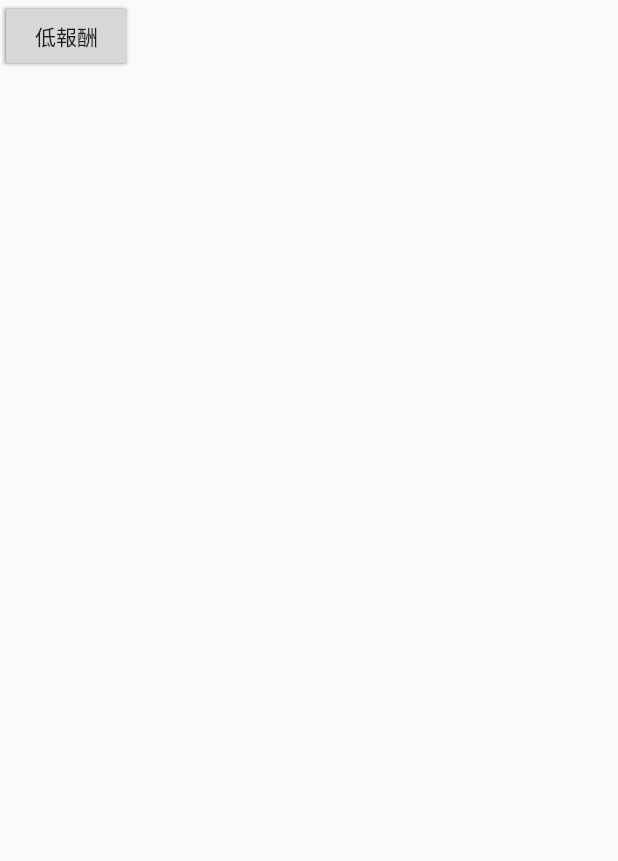
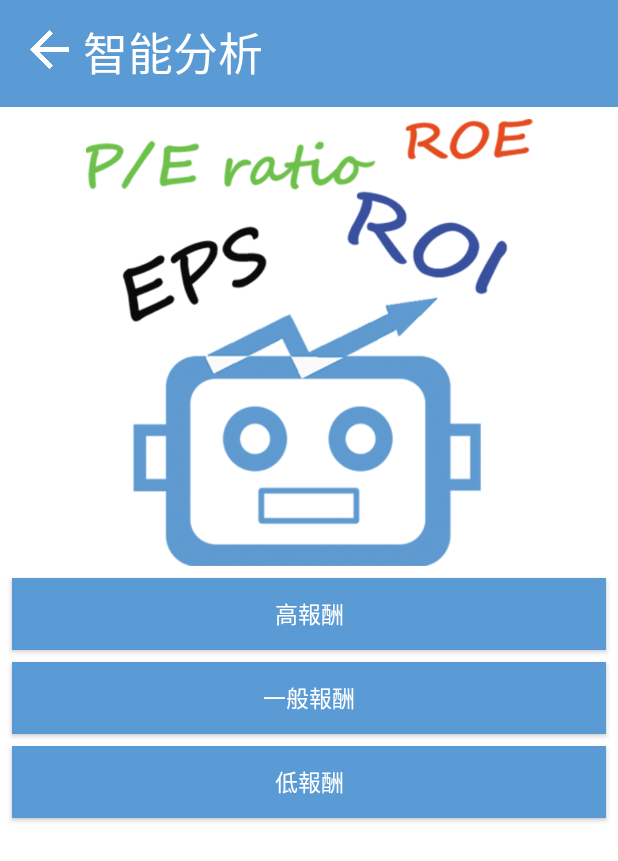
Before and after one commit to yishantsai13/Stockbot, an Android app: the selectStock screen opened directly, with no data from a screen before it, on a phone screen of 412 x 824 dp. Shown: the top 861 px of the screen. Run offline under Robolectric (Android 15) with nearby library versions, the phone set to English and light mode, and no system bars; our stand-ins replace Firebase (no records; nobody signed in at launch, a user with empty details on screens opened directly).

Commit message:
select layout

```diff
--- a/app/src/main/AndroidManifest.xml
+++ b/app/src/main/AndroidManifest.xml
@@ -23,12 +23,12 @@
         </activity>
         <activity android:name=".news" />
         <activity android:name=".web" />
-        <activity
-            android:name=".navigation"
-            android:label="@string/title_activity_navigation"
-            android:theme="@style/AppTheme">
+        <!--<activity-->
+            <!--android:name=".navigation"-->
+            <!--android:label="@string/title_activity_navigation"-->
+            <!--android:theme="@style/AppTheme">-->
 
-        </activity>
+        <!--</activity>-->
         <activity android:name=".selectStock" />
         <!--<activity android:name=".BasicActivity"></activity>-->
     </application>
--- a/app/src/main/res/layout/activity_homepage.xml
+++ b/app/src/main/res/layout/activity_homepage.xml
@@ -111,7 +111,7 @@
         <TextView
             android:id="@+id/btnText_menu"
             style="@style/homepageButtonText"
-            android:text="@string/menuText"
+            android:text="智能分析"
             app:layout_constraintEnd_toEndOf="@+id/btn_select"
             app:layout_constraintStart_toStartOf="@+id/btn_select"
             app:layout_constraintTop_toBottomOf="@+id/btn_select" />
--- a/app/src/main/res/layout/activity_news.xml
+++ b/app/src/main/res/layout/activity_news.xml
@@ -48,7 +48,7 @@
     <ListView
         android:id="@+id/newslv"
         android:layout_width="0dp"
-        android:layout_height="460dp"
+        android:layout_height="wrap_content"
         app:layout_constraintBottom_toBottomOf="parent"
         app:layout_constraintStart_toStartOf="parent"
         app:layout_constraintTop_toBottomOf="@id/bar_news"
--- a/app/src/main/res/layout/activity_select_stock.xml
+++ b/app/src/main/res/layout/activity_select_stock.xml
@@ -4,29 +4,87 @@
     xmlns:tools="http://schemas.android.com/tools"
     android:layout_width="match_parent"
     android:layout_height="match_parent"
-    tools:context=".selectStock">
+    tools:context=".selectStock"
+    android:background="@color/white">
+
+    <LinearLayout
+        android:id="@+id/bar_select"
+        android:layout_width="match_parent"
+        android:layout_height="71dp"
+        android:background="@color/mainblue"
+        android:orientation="horizontal">
+
+        <ImageButton
+            android:id="@+id/back_home"
+            android:layout_width="45dp"
+            android:layout_height="30dp"
+            android:layout_marginLeft="10dp"
+            android:layout_marginTop="18dp"
+            android:adjustViewBounds="true"
+            android:background="@color/mainblue"
+            android:scaleType="centerInside"
+            android:src="@drawable/ic_back" />
+
+        <TextView
+            android:layout_width="wrap_content"
+            android:layout_height="70dp"
+            android:background="@color/mainblue"
+            android:paddingTop="12dp"
+            android:text="智能分析"
+            android:textColor="@color/white"
+            android:textSize="30sp" />
+
+
+    </LinearLayout>
+
+    <ImageView
+        android:id="@+id/content"
+        android:layout_width="match_parent"
+        android:layout_height="298dp"
+        android:layout_marginTop="8dp"
+        android:adjustViewBounds="true"
+        android:src="@drawable/content"
+        app:layout_constraintTop_toBottomOf="@id/bar_select" />
 
     <Button
         android:id="@+id/high"
-        android:layout_width="wrap_content"
+        android:layout_width="match_parent"
         android:layout_height="wrap_content"
+        android:layout_marginTop="8dp"
+        android:layout_marginLeft="8dp"
+        android:layout_marginRight="8dp"
         android:text="高報酬"
-        tools:layout_editor_absoluteX="115dp"
-        tools:layout_editor_absoluteY="147dp" />
+        app:layout_constraintTop_toBottomOf="@id/content"
+        android:background="@color/mainblue"
+        android:textColor="@color/white"
+        android:textSize="15sp"
+         />
 
     <Button
         android:id="@+id/mid"
-        android:layout_width="wrap_content"
+        android:layout_width="match_parent"
         android:layout_height="wrap_content"
+        android:layout_marginTop="8dp"
+        android:layout_marginLeft="8dp"
+        android:layout_marginRight="8dp"
         android:text="一般報酬"
-        tools:layout_editor_absoluteX="115dp"
-        tools:layout_editor_absoluteY="241dp" />
+        app:layout_constraintStart_toStartOf="parent"
+        app:layout_constraintTop_toBottomOf="@+id/high"
+        android:background="@color/mainblue"
+        android:textColor="@color/white"
+        android:textSize="15sp"/>
 
     <Button
         android:id="@+id/low"
-        android:layout_width="wrap_content"
+        android:layout_width="match_parent"
         android:layout_height="wrap_content"
+        android:layout_marginTop="8dp"
+        android:layout_marginLeft="8dp"
+        android:layout_marginRight="8dp"
         android:text="低報酬"
-        tools:layout_editor_absoluteX="115dp"
-        tools:layout_editor_absoluteY="326dp" />
+        app:layout_constraintStart_toStartOf="parent"
+        app:layout_constraintTop_toBottomOf="@+id/mid"
+        android:background="@color/mainblue"
+        android:textColor="@color/white"
+        android:textSize="15sp"/>
 </android.support.constraint.ConstraintLayout>
--- a/app/src/main/res/layout/activity_today.xml
+++ b/app/src/main/res/layout/activity_today.xml
@@ -10,7 +10,7 @@
     <LinearLayout
         android:id="@+id/bar_stock"
         android:layout_width="match_parent"
-        android:layout_height="70dp"
+        android:layout_height="71dp"
         android:background="@color/mainblue"
         android:orientation="horizontal">
 
@@ -26,13 +26,14 @@
             android:src="@drawable/ic_back" />
 
         <TextView
-            android:layout_width="match_parent"
+            android:layout_width="wrap_content"
             android:layout_height="70dp"
             android:background="@color/mainblue"
             android:paddingTop="12dp"
             android:text="@string/todayText"
             android:textColor="@color/white"
             android:textSize="30sp" />
+
     </LinearLayout>
 
     <TextView
```
Also changed, not shown: app/src/main/ic_back-web.png, app/src/main/res/drawable/content.png (added), app/src/main/res/drawable/ic_renew.png (added), app/src/main/res/mipmap-hdpi/ic_back.png, app/src/main/res/mipmap-mdpi/ic_back.png, app/src/main/res/mipmap-xhdpi/ic_back.png, app/src/main/res/mipmap-xxhdpi/ic_back.png, app/src/main/res/mipmap-xxxhdpi/ic_renew.png (added).
